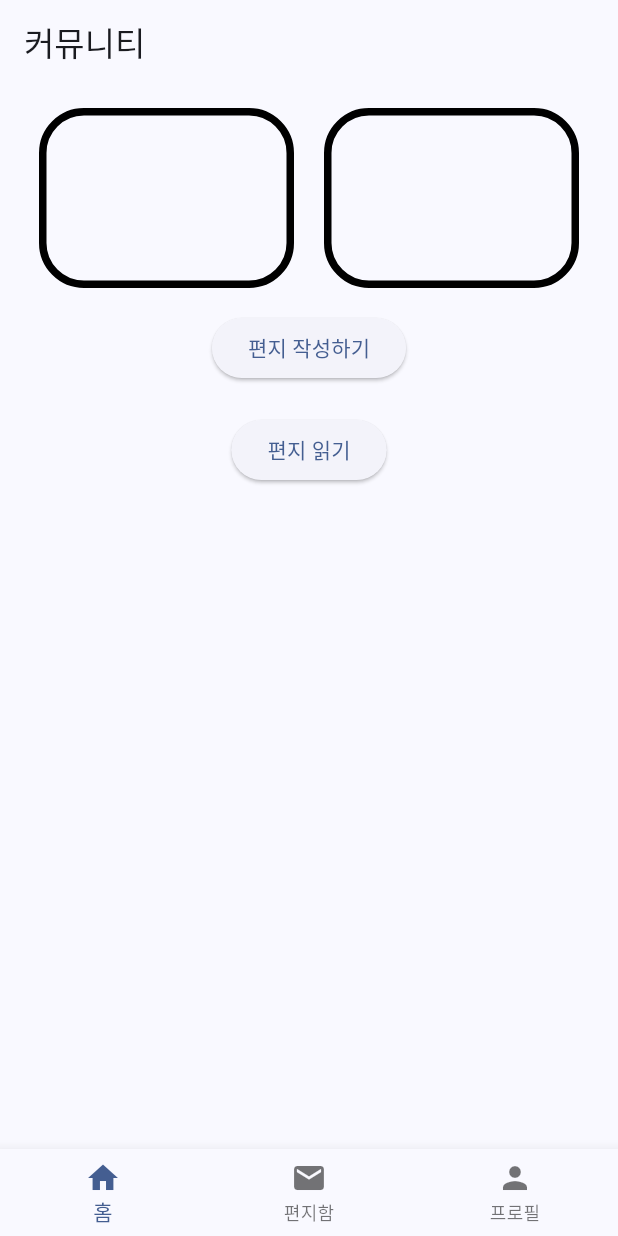
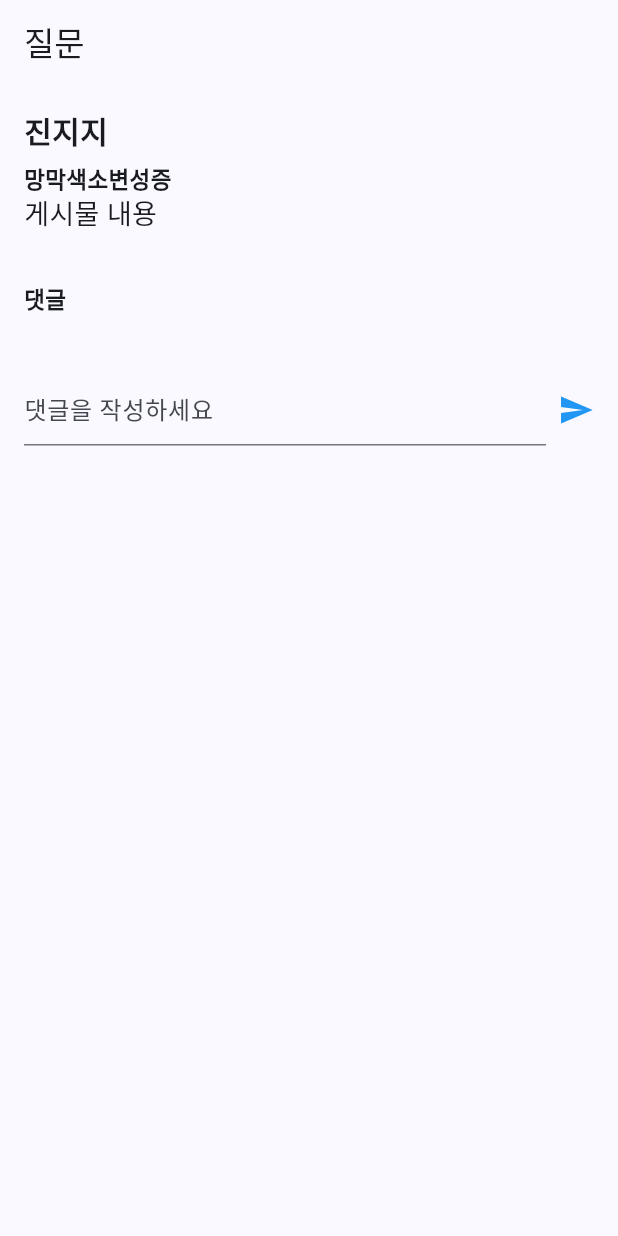
Before and after one commit to UniBond-jijijin/UniBond-flutter, a Flutter app: the screen it shows after launch, on a phone screen of 412 x 824 dp. Run offline on Flutter 3.47's test engine with Material 3 defaults, Android fonts, the phone set to English and light mode, and no system bars.

Commit message:
#23 게시물 댓글 기능 구현

```diff
--- a/unibond/lib/main.dart
+++ b/unibond/lib/main.dart
@@ -1,4 +1,5 @@
 import 'package:flutter/material.dart';
+import 'package:unibond/screens/board/board_comment.dart';
 import 'package:unibond/screens/splash_screen.dart';
 
 void main() {
@@ -18,7 +19,7 @@ class MyApp extends StatelessWidget {
         colorScheme: ColorScheme.fromSeed(seedColor: Colors.blueAccent),
         useMaterial3: true,
       ),
-      home: const SplashScreen(), // 임시 스플래시화면
+      home: PostDetailsScreen(), // 임시 스플래시화면
     );
   }
 }
--- /dev/null
+++ b/unibond/lib/screens/board/board_comment.dart
@@ -0,0 +1,148 @@
+import 'package:flutter/material.dart';
+
+class PostDetailsScreen extends StatefulWidget {
+  @override
+  _PostDetailsScreenState createState() => _PostDetailsScreenState();
+}
+
+class _PostDetailsScreenState extends State<PostDetailsScreen> {
+  List<Comment> comments = [];
+
+  TextEditingController commentController = TextEditingController();
+
+  @override
+  Widget build(BuildContext context) {
+    return Scaffold(
+      appBar: AppBar(
+        title: Text('질문'),
+      ),
+      body: ListView(
+        children: [
+          // 게시물 부분
+          Container(
+            padding: EdgeInsets.all(16.0),
+            child: Column(
+              crossAxisAlignment: CrossAxisAlignment.start,
+              children: [
+                Text(
+                  '진지지',
+                  style: TextStyle(
+                    fontSize: 20.0,
+                    fontWeight: FontWeight.bold,
+                  ),
+                ),
+                SizedBox(height: 7.0),
+                Text(
+                  '망막색소변성증',
+                  style: TextStyle(
+                    fontSize: 15.0,
+                    fontWeight: FontWeight.bold,
+                  ),
+                ),
+                Text(
+                  '게시물 내용',
+                  style: TextStyle(fontSize: 18.0),
+                ),
+              ],
+            ),
+          ),
+          // 댓글 부분
+          Container(
+            padding: EdgeInsets.all(16.0),
+            child: Column(
+              crossAxisAlignment: CrossAxisAlignment.start,
+              children: [
+                Text(
+                  '댓글',
+                  style: TextStyle(
+                    fontSize: 15.0,
+                    fontWeight: FontWeight.bold,
+                  ),
+                ),
+                SizedBox(height: 8.0),
+                for (var comment in comments)
+                  CommentWidget(
+                    author: comment.author,
+                    comment: comment.comment,
+                  ),
+              ],
+            ),
+          ),
+
+          Container(
+            padding: EdgeInsets.all(16.0),
+            child: Row(
+              children: [
+                Expanded(
+                  child: TextField(
+                    controller: commentController,
+                    decoration: InputDecoration(
+                      hintText: '댓글을 작성하세요',
+                    ),
+                  ),
+                ),
+                SizedBox(width: 8.0),
+                InkWell(
+                  onTap: () {
+                    if (commentController.text.isNotEmpty) {
+                      addComment();
+                    }
+                  },
+                  child: Icon(
+                    Icons.send,
+                    color: Colors.blue,
+                  ),
+                ),
+              ],
+            ),
+          ),
+        ],
+      ),
+    );
+  }
+
+  void addComment() {
+    setState(() {
+      comments.add(
+        Comment(
+          author: '지지진',
+          comment: commentController.text,
+        ),
+      );
+      commentController.clear();
+    });
+  }
+}
+
+class Comment {
+  final String author;
+  final String comment;
+
+  Comment({required this.author, required this.comment});
+}
+
+class CommentWidget extends StatelessWidget {
+  final String author;
+  final String comment;
+
+  CommentWidget({required this.author, required this.comment});
+
+  @override
+  Widget build(BuildContext context) {
+    return Container(
+      margin: EdgeInsets.only(bottom: 8.0),
+      child: Column(
+        crossAxisAlignment: CrossAxisAlignment.start,
+        children: [
+          Text(
+            '$author 님의 댓글',
+            style: TextStyle(
+              fontWeight: FontWeight.bold,
+            ),
+          ),
+          Text(comment),
+        ],
+      ),
+    );
+  }
+}
```
Also changed, not shown: unibond/pubspec.lock.
